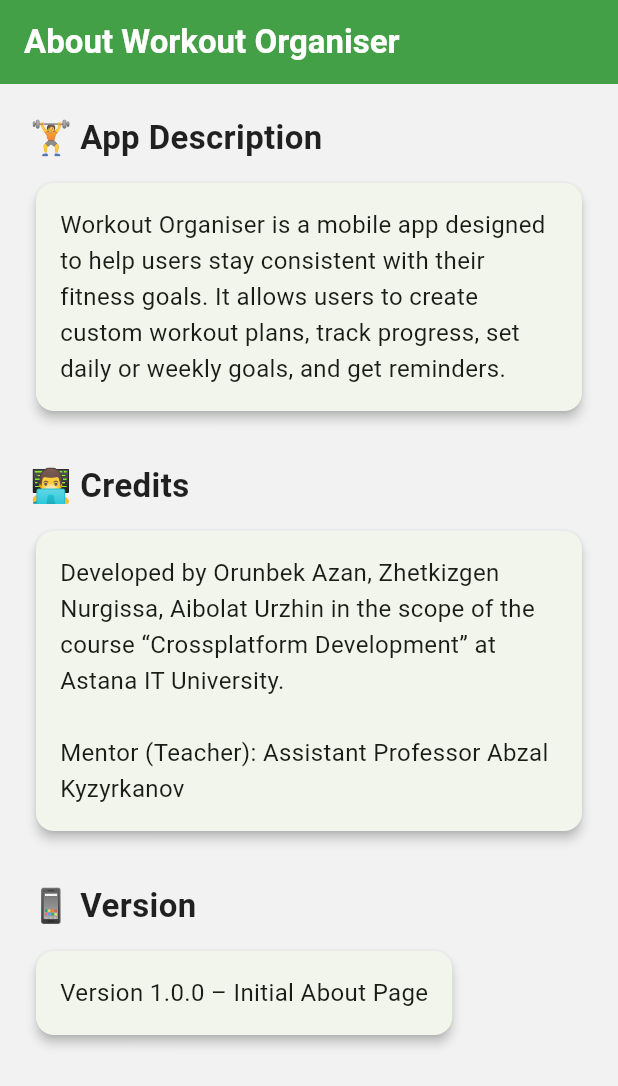
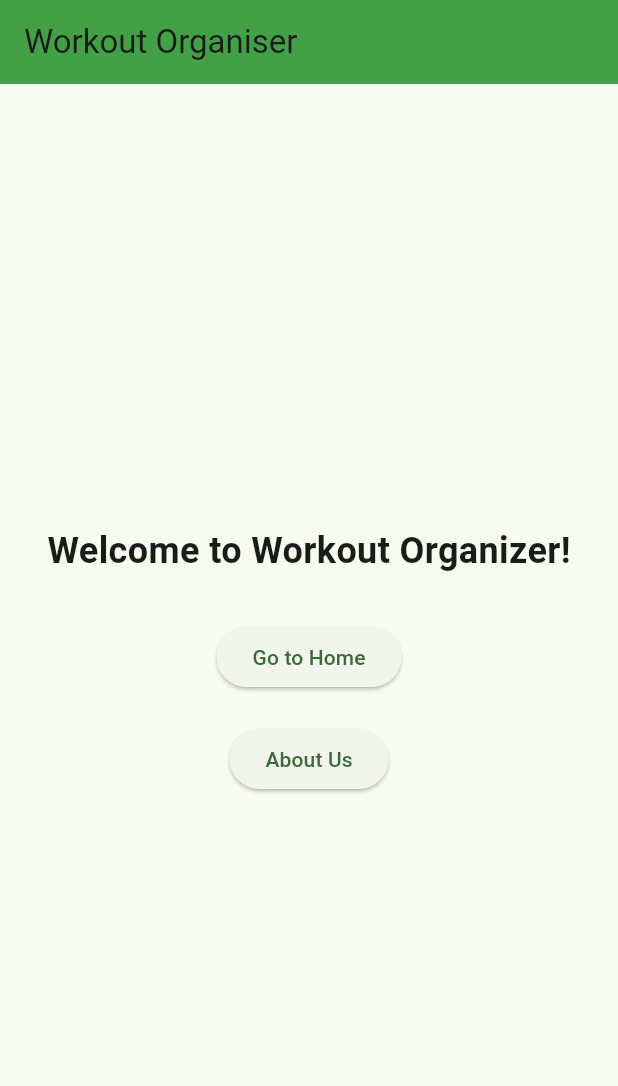
Before and after one commit to azanito/workout_organiser, a Flutter app: the screen it shows after launch, on a phone screen of 412 x 824 dp. Shown: the top 1086 px of the screen. Run offline on Flutter 3.47's test engine with Material 3 defaults, Android fonts, the phone set to English and light mode, and no system bars.

Commit message:
Добавлены новые страницы и изменения в main.dart

```diff
--- a/lib/main.dart
+++ b/lib/main.dart
@@ -1,11 +1,13 @@
 import 'package:flutter/material.dart';
+import 'home_screen.dart';  // Импортируем HomeScreen
+import 'about_page.dart';   // Импортируем AboutPage
 
 void main() {
-  runApp(const WorkoutOrganiserApp());
+  runApp(WorkoutOrganiserApp());
 }
 
 class WorkoutOrganiserApp extends StatelessWidget {
-  const WorkoutOrganiserApp({super.key});
+  WorkoutOrganiserApp({super.key});  // Убираем 'const' из конструктора
 
   @override
   Widget build(BuildContext context) {
@@ -16,78 +18,53 @@
         useMaterial3: true,
         fontFamily: 'Roboto',
       ),
-      home: const AboutPage(),
+      home: SplashScreen(),  // Устанавливаем SplashScreen как начальную страницу
       debugShowCheckedModeBanner: false,
     );
   }
 }
 
-class AboutPage extends StatelessWidget {
-  const AboutPage({super.key});
-
+class SplashScreen extends StatelessWidget {
   @override
   Widget build(BuildContext context) {
     return Scaffold(
-      backgroundColor: const Color(0xFFF2F2F2),
       appBar: AppBar(
+        title: const Text("Workout Organiser"),
         backgroundColor: Colors.green.shade600,
-        foregroundColor: Colors.white,
-        title: const Text(
-          'About Workout Organiser',
-          style: TextStyle(fontWeight: FontWeight.bold),
-        ),
       ),
-      body: SingleChildScrollView(
-        padding: const EdgeInsets.all(20.0),
+      body: Center(
         child: Column(
-          crossAxisAlignment: CrossAxisAlignment.start,
+          mainAxisAlignment: MainAxisAlignment.center,
           children: [
-            _sectionTitle('🏋️ App Description'),
-            const SizedBox(height: 10),
-            _descriptionCard(
-              'Workout Organiser is a mobile app designed to help users stay consistent with their fitness goals. '
-              'It allows users to create custom workout plans, track progress, set daily or weekly goals, and get reminders.',
+            const Text(
+              "Welcome to Workout Organizer!",
+              style: TextStyle(fontSize: 24, fontWeight: FontWeight.bold),
             ),
             const SizedBox(height: 30),
-            _sectionTitle('👨‍💻 Credits'),
-            const SizedBox(height: 10),
-            _descriptionCard(
-              'Developed by Orunbek Azan, Zhetkizgen Nurgissa, Aibolat Urzhin in the scope of the course '
-              '“Crossplatform Development” at Astana IT University.\n\n'
-              'Mentor (Teacher): Assistant Professor Abzal Kyzyrkanov',
+            ElevatedButton(
+              onPressed: () {
+                // Переход на HomeScreen
+                Navigator.push(
+                  context,
+                  MaterialPageRoute(builder: (context) => HomeScreen()),
+                );
+              },
+              child: const Text("Go to Home"),
             ),
-            const SizedBox(height: 30),
-            _sectionTitle('📱 Version'),
-            const SizedBox(height: 10),
-            _descriptionCard('Version 1.0.0 – Initial About Page'),
+            const SizedBox(height: 20),
+            ElevatedButton(
+              onPressed: () {
+                // Переход на AboutPage
+                Navigator.push(
+                  context,
+                  MaterialPageRoute(builder: (context) => AboutPage()), // Используем AboutPage
+                );
+              },
+              child: const Text("About Us"),
+            ),
           ],
         ),
       ),
     );
   }
-
-  Widget _sectionTitle(String title) {
-    return Text(
-      title,
-      style: const TextStyle(
-        fontSize: 22,
-        fontWeight: FontWeight.bold,
-        color: Colors.black87,
-      ),
-    );
-  }
-
-  Widget _descriptionCard(String content) {
-    return Card(
-      elevation: 3,
-      shape: RoundedRectangleBorder(borderRadius: BorderRadius.circular(12)),
-      child: Padding(
-        padding: const EdgeInsets.all(16.0),
-        child: Text(
-          content,
-          style: const TextStyle(fontSize: 16, height: 1.5),
-        ),
-      ),
-    );
-  }
 }
```
Also changed, not shown: lib/about_page.dart (added, +71 -0 lines), lib/home_screen.dart (added, +75 -0 lines).
